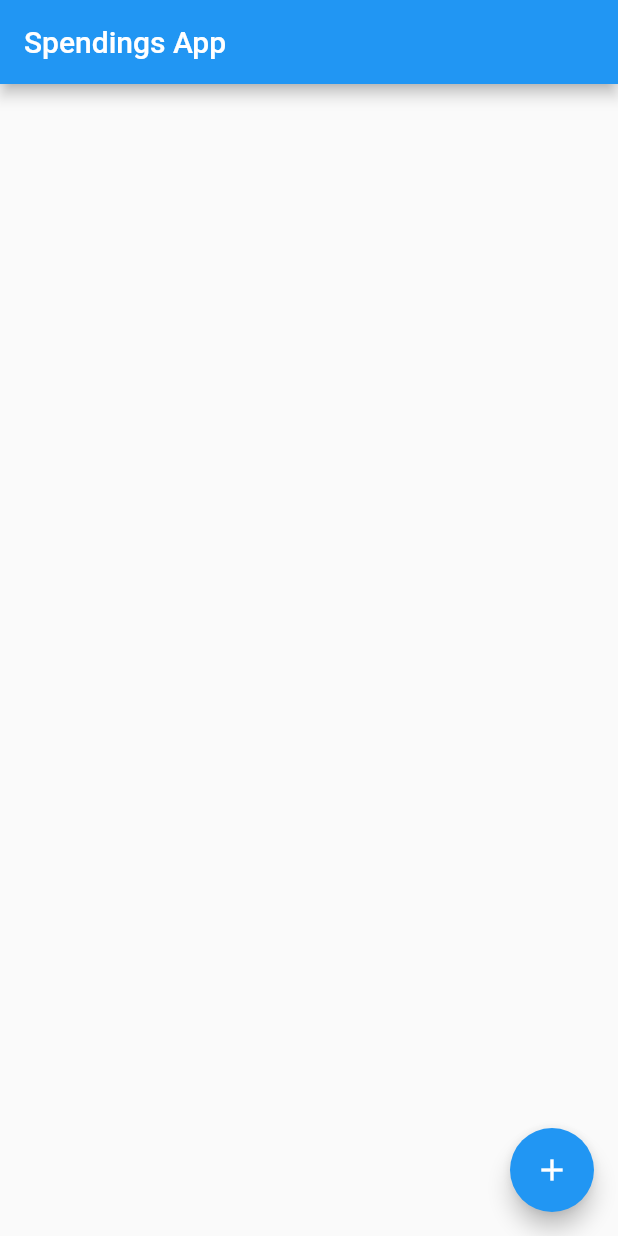
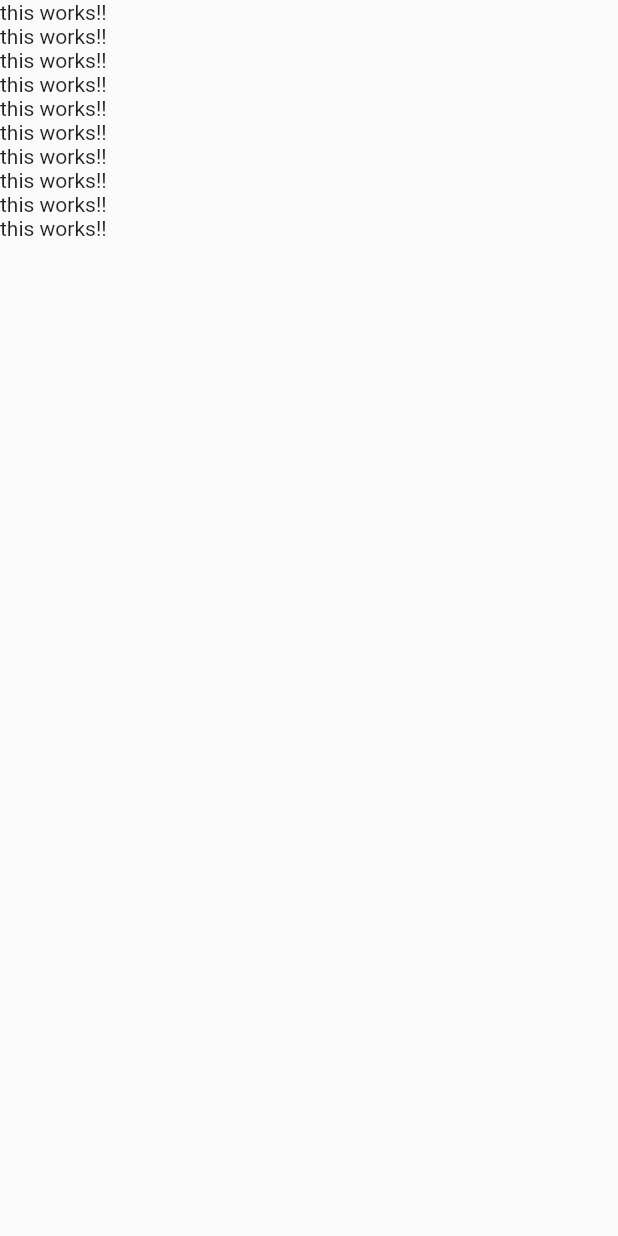
Before and after one commit to TariqHattab/Realtime_Chat_App-Complete, a Flutter app: the screen it shows after launch, on a phone screen of 412 x 824 dp. Run offline on Flutter 3.47's test engine with Material 2 defaults, Android fonts, the phone set to English and light mode, and no system bars.

Commit message:
commit 2

```diff
--- a/lib/main.dart
+++ b/lib/main.dart
@@ -1,4 +1,5 @@
 import 'package:flutter/material.dart';
+import 'package:chat_app/screens/chat_screen.dart';
 
 void main() {
   runApp(MyApp());
@@ -8,32 +9,11 @@
   @override
   Widget build(BuildContext context) {
     return MaterialApp(
-      title: 'Flutter Spendings App',
+      title: 'FlutterChat',
       theme: ThemeData(
         primarySwatch: Colors.blue,
       ),
-      home: MyHomePage(),
+      home: ChatScreen(),
     );
   }
 }
-
-class MyHomePage extends StatelessWidget {
-  @override
-  Widget build(BuildContext context) {
-    return Scaffold(
-      appBar: AppBar(
-        title: Text("Spendings App"),
-      ),
-      body: Center(
-        child: Column(
-          mainAxisAlignment: MainAxisAlignment.center,
-          children: <Widget>[],
-        ),
-      ),
-      floatingActionButton: FloatingActionButton(
-        onPressed: () {},
-        child: Icon(Icons.add),
-      ),
-    );
-  }
-}
--- /dev/null
+++ b/lib/screens/chat_screen.dart
@@ -0,0 +1,15 @@
+import 'package:flutter/material.dart';
+
+class ChatScreen extends StatelessWidget {
+  @override
+  Widget build(BuildContext context) {
+    return Scaffold(
+      body: ListView.builder(
+        itemCount: 10,
+        itemBuilder: (ctx, index) => Container(
+          child: Text('this works!!'),
+        ),
+      ),
+    );
+  }
+}
--- a/pubspec.yaml
+++ b/pubspec.yaml
@@ -1,4 +1,4 @@
-name: spendings_app_2
+name: chat_app
 description: A new Flutter project.
 
 # The following line prevents the package from being accidentally published to
```
Also changed, not shown: lib/screens/auth_screen.dart (added), 12 other files.
